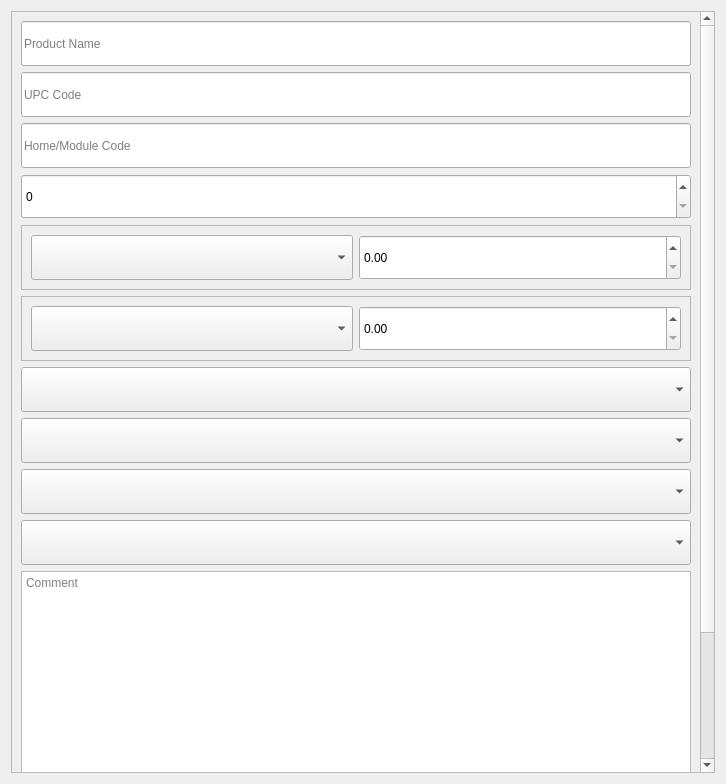
Above: admin_client/client_gui/app/NewProduct/forms/NewProduct.ui from deskos-xp/SaffronServer before the change. Below: the same form after it.
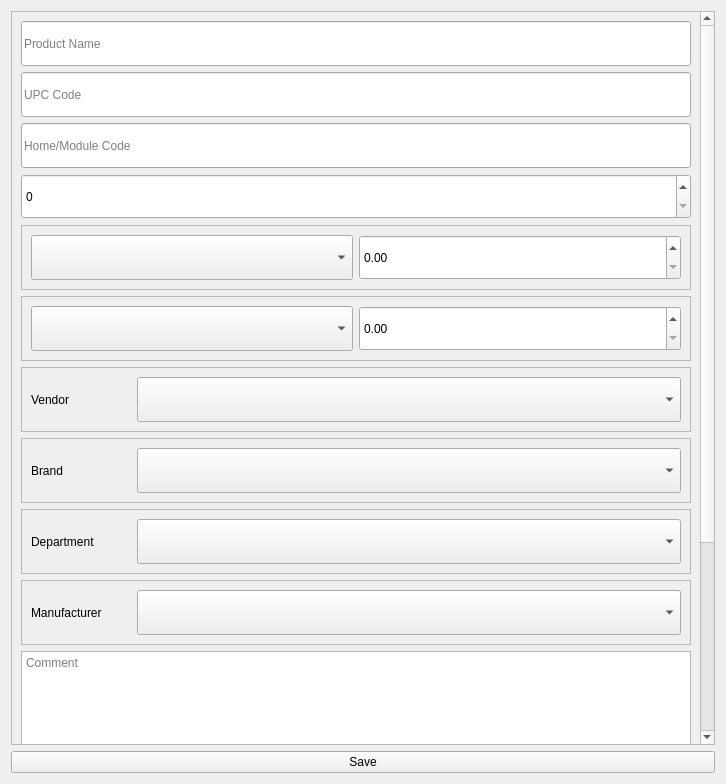
That is the form after the change.

Patch:
```diff
--- a/admin_client/client_gui/app/NewProduct/forms/NewProduct.ui
+++ b/admin_client/client_gui/app/NewProduct/forms/NewProduct.ui
@@ -27,114 +27,13 @@
           <x>0</x>
           <y>0</y>
           <width>687</width>
-          <height>906</height>
+          <height>970</height>
          </rect>
         </property>
         <layout class="QGridLayout" name="gridLayout_4">
          <item row="0" column="0">
           <layout class="QGridLayout" name="gridLayout_3">
-           <item row="6" column="1">
-            <widget class="QComboBox" name="manufacturer">
-             <property name="minimumSize">
-              <size>
-               <width>0</width>
-               <height>45</height>
-              </size>
-             </property>
-            </widget>
-           </item>
-           <item row="9" column="1">
-            <widget class="QComboBox" name="department">
-             <property name="minimumSize">
-              <size>
-               <width>0</width>
-               <height>45</height>
-              </size>
-             </property>
-            </widget>
-           </item>
-           <item row="0" column="1">
-            <widget class="QLineEdit" name="name">
-             <property name="minimumSize">
-              <size>
-               <width>0</width>
-               <height>45</height>
-              </size>
-             </property>
-             <property name="placeholderText">
-              <string>Product Name</string>
-             </property>
-            </widget>
-           </item>
-           <item row="2" column="1">
-            <widget class="QLineEdit" name="homecode">
-             <property name="minimumSize">
-              <size>
-               <width>0</width>
-               <height>45</height>
-              </size>
-             </property>
-             <property name="placeholderText">
-              <string>Home/Module Code</string>
-             </property>
-            </widget>
-           </item>
-           <item row="3" column="1">
-            <widget class="QSpinBox" name="casecount">
-             <property name="minimumSize">
-              <size>
-               <width>0</width>
-               <height>45</height>
-              </size>
-             </property>
-             <property name="maximum">
-              <number>1200</number>
-             </property>
-            </widget>
-           </item>
-           <item row="5" column="1">
-            <widget class="QFrame" name="frame_2">
-             <property name="frameShape">
-              <enum>QFrame::StyledPanel</enum>
-             </property>
-             <property name="frameShadow">
-              <enum>QFrame::Raised</enum>
-             </property>
-             <layout class="QGridLayout" name="gridLayout_6">
-              <item row="0" column="0">
-               <widget class="QComboBox" name="weightUnit">
-                <property name="minimumSize">
-                 <size>
-                  <width>0</width>
-                  <height>45</height>
-                 </size>
-                </property>
-               </widget>
-              </item>
-              <item row="0" column="1">
-               <widget class="QDoubleSpinBox" name="weight">
-                <property name="minimumSize">
-                 <size>
-                  <width>0</width>
-                  <height>45</height>
-                 </size>
-                </property>
-               </widget>
-              </item>
-             </layout>
-            </widget>
-           </item>
-           <item row="8" column="1">
-            <widget class="QComboBox" name="brand">
-             <property name="minimumSize">
-              <size>
-               <width>0</width>
-               <height>45</height>
-              </size>
-             </property>
-            </widget>
-           </item>
-           <item row="4" column="1">
+           <item row="4" column="0">
             <widget class="QFrame" name="frame">
              <property name="frameShape">
               <enum>QFrame::StyledPanel</enum>
@@ -154,19 +53,22 @@
                </widget>
               </item>
               <item row="0" column="1">
-               <widget class="QDoubleSpinBox" name="doubleSpinBox">
+               <widget class="QDoubleSpinBox" name="price">
                 <property name="minimumSize">
                  <size>
                   <width>0</width>
                   <height>45</height>
                  </size>
                 </property>
+                <property name="maximum">
+                 <double>100000000.000000000000000</double>
+                </property>
                </widget>
               </item>
              </layout>
             </widget>
            </item>
-           <item row="1" column="1">
+           <item row="1" column="0">
             <widget class="QLineEdit" name="upc">
              <property name="minimumSize">
               <size>
@@ -179,17 +81,160 @@
              </property>
             </widget>
            </item>
-           <item row="7" column="1">
-            <widget class="QComboBox" name="vendor">
+           <item row="9" column="0">
+            <widget class="QFrame" name="frame_5">
+             <property name="frameShape">
+              <enum>QFrame::StyledPanel</enum>
+             </property>
+             <property name="frameShadow">
+              <enum>QFrame::Raised</enum>
+             </property>
+             <layout class="QGridLayout" name="gridLayout_8">
+              <item row="0" column="1">
+               <widget class="QComboBox" name="department">
+                <property name="minimumSize">
+                 <size>
+                  <width>0</width>
+                  <height>45</height>
+                 </size>
+                </property>
+               </widget>
+              </item>
+              <item row="0" column="0">
+               <widget class="QLabel" name="label_2">
+                <property name="maximumSize">
+                 <size>
+                  <width>100</width>
+                  <height>16777215</height>
+                 </size>
+                </property>
+                <property name="text">
+                 <string>Department</string>
+                </property>
+               </widget>
+              </item>
+             </layout>
+            </widget>
+           </item>
+           <item row="10" column="0">
+            <widget class="QFrame" name="frame_3">
+             <property name="frameShape">
+              <enum>QFrame::StyledPanel</enum>
+             </property>
+             <property name="frameShadow">
+              <enum>QFrame::Raised</enum>
+             </property>
+             <layout class="QGridLayout" name="gridLayout_7">
+              <item row="0" column="1">
+               <widget class="QComboBox" name="manufacturer">
+                <property name="minimumSize">
+                 <size>
+                  <width>0</width>
+                  <height>45</height>
+                 </size>
+                </property>
+               </widget>
+              </item>
+              <item row="0" column="0">
+               <widget class="QLabel" name="label">
+                <property name="maximumSize">
+                 <size>
+                  <width>100</width>
+                  <height>16777215</height>
+                 </size>
+                </property>
+                <property name="text">
+                 <string>Manufacturer</string>
+                </property>
+               </widget>
+              </item>
+             </layout>
+            </widget>
+           </item>
+           <item row="8" column="0">
+            <widget class="QFrame" name="frame_4">
+             <property name="frameShape">
+              <enum>QFrame::StyledPanel</enum>
+             </property>
+             <property name="frameShadow">
+              <enum>QFrame::Raised</enum>
+             </property>
+             <layout class="QGridLayout" name="gridLayout_9">
+              <item row="0" column="1">
+               <widget class="QComboBox" name="brand">
+                <property name="minimumSize">
+                 <size>
+                  <width>0</width>
+                  <height>45</height>
+                 </size>
+                </property>
+               </widget>
+              </item>
+              <item row="0" column="0">
+               <widget class="QLabel" name="label_3">
+                <property name="maximumSize">
+                 <size>
+                  <width>100</width>
+                  <height>16777215</height>
+                 </size>
+                </property>
+                <property name="text">
+                 <string>Brand</string>
+                </property>
+               </widget>
+              </item>
+             </layout>
+            </widget>
+           </item>
+           <item row="2" column="0">
+            <widget class="QLineEdit" name="homecode">
              <property name="minimumSize">
               <size>
                <width>0</width>
                <height>45</height>
               </size>
              </property>
+             <property name="placeholderText">
+              <string>Home/Module Code</string>
+             </property>
             </widget>
            </item>
-           <item row="10" column="1">
+           <item row="7" column="0">
+            <widget class="QFrame" name="frame_6">
+             <property name="frameShape">
+              <enum>QFrame::StyledPanel</enum>
+             </property>
+             <property name="frameShadow">
+              <enum>QFrame::Raised</enum>
+             </property>
+             <layout class="QGridLayout" name="gridLayout_10">
+              <item row="0" column="1">
+               <widget class="QComboBox" name="vendor">
+                <property name="minimumSize">
+                 <size>
+                  <width>0</width>
+                  <height>45</height>
+                 </size>
+                </property>
+               </widget>
+              </item>
+              <item row="0" column="0">
+               <widget class="QLabel" name="label_4">
+                <property name="maximumSize">
+                 <size>
+                  <width>100</width>
+                  <height>16777215</height>
+                 </size>
+                </property>
+                <property name="text">
+                 <string>Vendor</string>
+                </property>
+               </widget>
+              </item>
+             </layout>
+            </widget>
+           </item>
+           <item row="11" column="0">
             <widget class="QTextEdit" name="comment">
              <property name="minimumSize">
               <size>
@@ -205,6 +250,67 @@
              </property>
             </widget>
            </item>
+           <item row="0" column="0">
+            <widget class="QLineEdit" name="name">
+             <property name="minimumSize">
+              <size>
+               <width>0</width>
+               <height>45</height>
+              </size>
+             </property>
+             <property name="placeholderText">
+              <string>Product Name</string>
+             </property>
+            </widget>
+           </item>
+           <item row="3" column="0">
+            <widget class="QSpinBox" name="casecount">
+             <property name="minimumSize">
+              <size>
+               <width>0</width>
+               <height>45</height>
+              </size>
+             </property>
+             <property name="maximum">
+              <number>1200</number>
+             </property>
+            </widget>
+           </item>
+           <item row="5" column="0">
+            <widget class="QFrame" name="frame_2">
+             <property name="frameShape">
+              <enum>QFrame::StyledPanel</enum>
+             </property>
+             <property name="frameShadow">
+              <enum>QFrame::Raised</enum>
+             </property>
+             <layout class="QGridLayout" name="gridLayout_6">
+              <item row="0" column="0">
+               <widget class="QComboBox" name="weightUnit">
+                <property name="minimumSize">
+                 <size>
+                  <width>0</width>
+                  <height>45</height>
+                 </size>
+                </property>
+               </widget>
+              </item>
+              <item row="0" column="1">
+               <widget class="QDoubleSpinBox" name="weight">
+                <property name="minimumSize">
+                 <size>
+                  <width>0</width>
+                  <height>45</height>
+                 </size>
+                </property>
+                <property name="maximum">
+                 <double>10000000.000000000000000</double>
+                </property>
+               </widget>
+              </item>
+             </layout>
+            </widget>
+           </item>
           </layout>
          </item>
         </layout>
@@ -213,6 +319,13 @@
      </item>
     </layout>
    </item>
+   <item row="1" column="0">
+    <widget class="QPushButton" name="save">
+     <property name="text">
+      <string>Save</string>
+     </property>
+    </widget>
+   </item>
   </layout>
  </widget>
  <tabstops>
```
Left out of the diff: 6 changed lines with no effect on the pictures.
